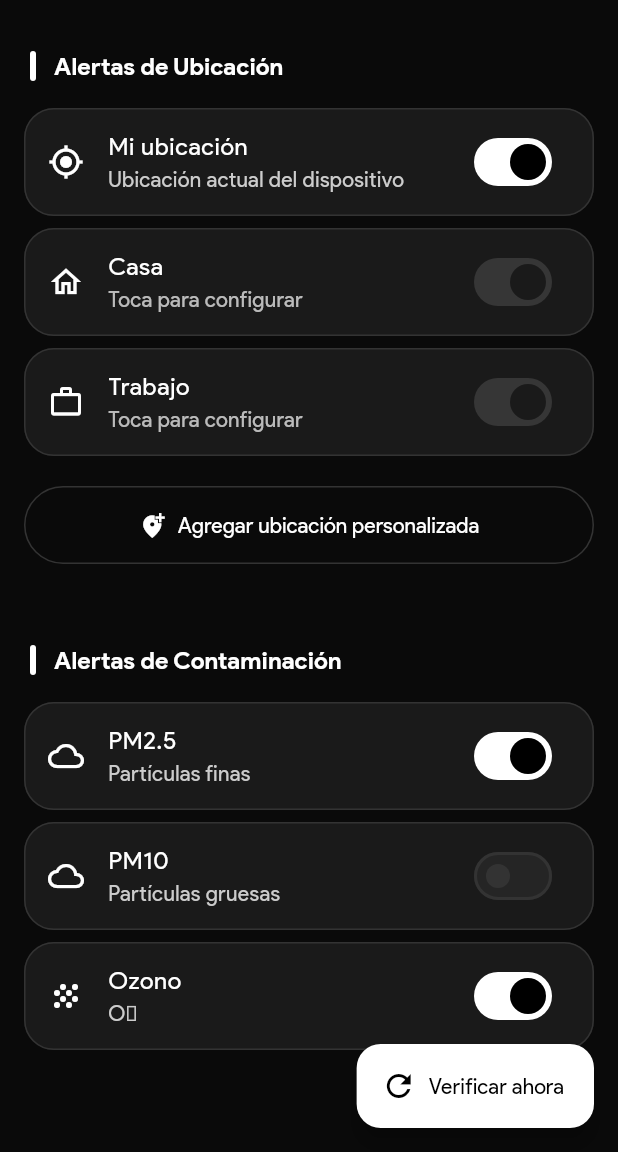
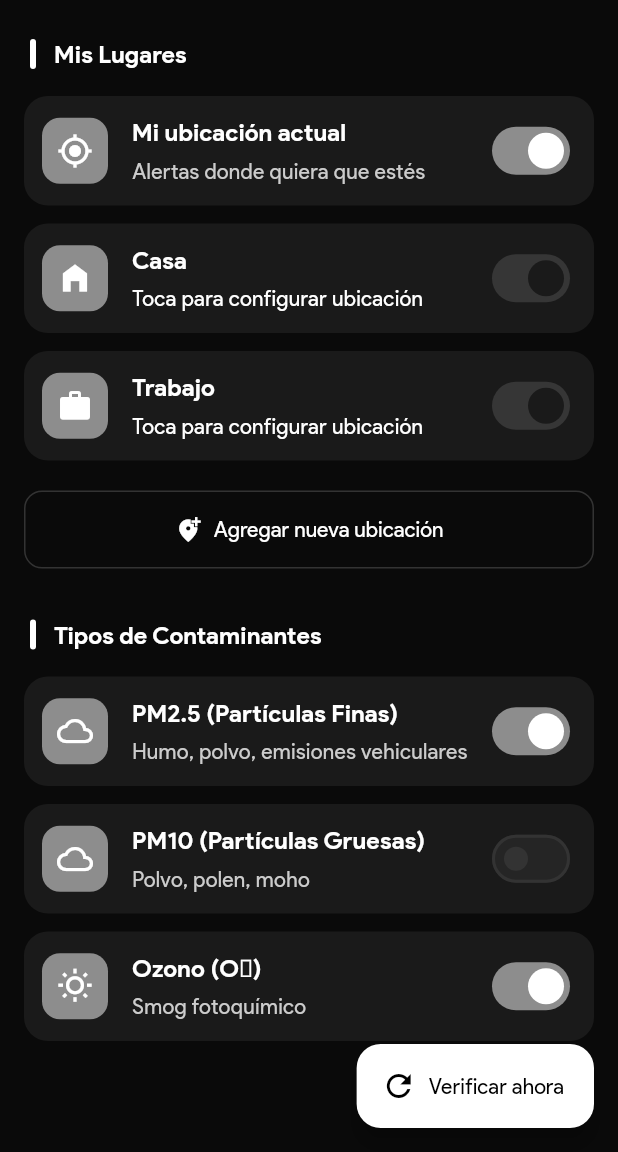
Before and after one commit to UlisesFTP/Aeris-, a Flutter app: the AlertsScreen screen opened directly, on a phone screen of 412 x 824 dp, the part 84-1236 px from its top. Run offline on Flutter 3.47's test engine with Material 3 defaults, Android fonts, the light colour scheme and no system bars; our stand-ins replace firebase_core, firebase_messaging, fl_chart, flutter_local_notifications, flutter_map, geolocator and 3 more; missing offline and left inert: flutter_map_cancellable_tile_provider; accounts and stored records are empty; network calls fail.

```diff
--- a/air_quality_flutter/lib/screens/alerts_screen.dart
+++ b/air_quality_flutter/lib/screens/alerts_screen.dart
@@ -120,92 +120,82 @@ class AlertsScreen extends StatelessWidget {
           body: ListView(
             padding: const EdgeInsets.all(16.0),
             children: [
-              _buildSectionHeader(context, 'Alertas de Ubicación'),
+              _buildSectionHeader(context, 'Mis Lugares'),
 
-              // Current Location (always enabled)
+              // Current Location
               _buildLocationTile(
                 context,
                 icon: Icons.my_location,
-                title: 'Mi ubicación',
-                subtitle: 'Ubicación actual del dispositivo',
+                title: 'Mi ubicación actual',
+                subtitle: 'Alertas donde quiera que estés',
                 enabled: appState.notificationSettings['miUbicacion'] ?? true,
                 onChanged: (value) {
                   appState.updateNotificationSetting('miUbicacion', value);
                 },
-                onTap: null, // Not configurable
+                isSystem: true,
               ),
 
               // Home Location
-              _buildAlertLocationTile(
-                context,
-                appState,
-                'home',
-              ),
+              _buildAlertLocationTile(context, appState, 'home'),
 
               // Work Location
-              _buildAlertLocationTile(
-                context,
-                appState,
-                'work',
-              ),
+              _buildAlertLocationTile(context, appState, 'work'),
 
               // Custom Locations
               ...appState.alertLocations.entries
                   .where((e) => e.key.startsWith('custom_'))
-                  .map((e) => _buildAlertLocationTile(
-                        context,
-                        appState,
-                        e.key,
-                      )),
+                  .map(
+                      (e) => _buildAlertLocationTile(context, appState, e.key)),
 
               // Add Custom Location Button
               Padding(
-                padding: const EdgeInsets.symmetric(vertical: 12),
+                padding: const EdgeInsets.only(top: 8.0, bottom: 24.0),
                 child: OutlinedButton.icon(
                   onPressed: () => _addCustomLocation(context),
                   icon: const Icon(Icons.add_location_alt),
-                  label: const Text('Agregar ubicación personalizada'),
+                  label: const Text('Agregar nueva ubicación'),
                   style: OutlinedButton.styleFrom(
                     padding: const EdgeInsets.all(16),
+                    shape: RoundedRectangleBorder(
+                      borderRadius: BorderRadius.circular(12),
+                    ),
                   ),
                 ),
               ),
 
-              const SizedBox(height: 24),
-              _buildSectionHeader(context, 'Alertas de Contaminación'),
+              _buildSectionHeader(context, 'Tipos de Contaminantes'),
 
               _buildLocationTile(
                 context,
                 icon: Icons.cloud_outlined,
-                title: 'PM2.5',
-                subtitle: 'Partículas finas',
+                title: 'PM2.5 (Partículas Finas)',
+                subtitle: 'Humo, polvo, emisiones vehiculares',
                 enabled: appState.notificationSettings['pm25'] ?? true,
-                onChanged: (value) {
-                  appState.updateNotificationSetting('pm25', value);
-                },
+                onChanged: (value) =>
+                    appState.updateNotificationSetting('pm25', value),
               ),
 
               _buildLocationTile(
                 context,
                 icon: Icons.cloud_queue,
-                title: 'PM10',
-                subtitle: 'Partículas gruesas',
+                title: 'PM10 (Partículas Gruesas)',
+                subtitle: 'Polvo, polen, moho',
                 enabled: appState.notificationSettings['pm10'] ?? false,
-                onChanged: (value) {
-                  appState.updateNotificationSetting('pm10', value);
-                },
+                onChanged: (value) =>
+                    appState.updateNotificationSetting('pm10', value),
               ),
 
               _buildLocationTile(
                 context,
-                icon: Icons.grain,
-                title: 'Ozono',
-                subtitle: 'O₃',
+                icon: Icons.wb_sunny_outlined,
+                title: 'Ozono (O₃)',
+                subtitle: 'Smog fotoquímico',
                 enabled: appState.notificationSettings['ozono'] ?? true,
-                onChanged: (value) {
-                  appState.updateNotificationSetting('ozono', value);
-                },
+                onChanged: (value) =>
+                    appState.updateNotificationSetting('ozono', value),
               ),
+
+              const SizedBox(height: 80), // Space for FAB
             ],
           ),
         );
@@ -224,17 +214,18 @@ class AlertsScreen extends StatelessWidget {
     IconData icon;
     switch (locationId) {
       case 'home':
-        icon = Icons.home_outlined;
+        icon = Icons.home_filled;
         break;
       case 'work':
-        icon = Icons.work_outline;
+        icon = Icons.work;
         break;
       default:
-        icon = Icons.location_on;
+        icon = Icons.place;
     }
 
-    final subtitle =
-        location.isConfigured ? location.displayName! : 'Toca para configurar';
+    final subtitle = location.isConfigured
+        ? location.displayName!
+        : 'Toca para configurar ubicación';
 
     return _buildLocationTile(
       context,
@@ -248,11 +239,12 @@ class AlertsScreen extends StatelessWidget {
       onTap: () => _showLocationPicker(
         context,
         locationId,
-        'Selecciona ubicación de ${location.name}',
+        'Ubicación de ${location.name}',
       ),
       onDelete: locationId.startsWith('custom_')
           ? () => appState.removeAlertLocation(locationId)
           : null,
+      isConfigured: location.isConfigured,
     );
   }
 
@@ -265,42 +257,69 @@ class AlertsScreen extends StatelessWidget {
     required void Function(bool)? onChanged,
     VoidCallback? onTap,
     VoidCallback? onDelete,
+    bool isSystem = false,
+    bool isConfigured = true,
   }) {
     final theme = Theme.of(context);
     final isConfigurable = onTap != null;
 
     return Card(
-      margin: const EdgeInsets.only(bottom: 8),
-      child: ListTile(
-        leading: Icon(icon, color: theme.colorScheme.primary),
-        title: Text(title),
-        subtitle: Text(
-          subtitle,
-          maxLines: 1,
-          overflow: TextOverflow.ellipsis,
-          style: TextStyle(
-            color: subtitle == 'Toca para configurar'
-                ? theme.colorScheme.error.withOpacity(0.7)
-                : null,
+      elevation: 0,
+      color: theme.colorScheme.surfaceContainerLow,
+      margin: const EdgeInsets.only(bottom: 12),
+      shape: RoundedRectangleBorder(borderRadius: BorderRadius.circular(16)),
+      child: InkWell(
+        onTap: isConfigurable ? onTap : null,
+        borderRadius: BorderRadius.circular(16),
+        child: Padding(
+          padding: const EdgeInsets.all(12.0),
+          child: Row(
+            children: [
+              Container(
+                padding: const EdgeInsets.all(10),
+                decoration: BoxDecoration(
+                  color: theme.colorScheme.primaryContainer.withOpacity(0.5),
+                  borderRadius: BorderRadius.circular(12),
+                ),
+                child: Icon(icon, color: theme.colorScheme.primary),
+              ),
+              const SizedBox(width: 16),
+              Expanded(
+                child: Column(
+                  crossAxisAlignment: CrossAxisAlignment.start,
+                  children: [
+                    Text(
+                      title,
+                      style: theme.textTheme.titleMedium?.copyWith(
+                        fontWeight: FontWeight.w600,
                       ),
                     ),
-        trailing: Row(
-          mainAxisSize: MainAxisSize.min,
-          children: [
+                    const SizedBox(height: 4),
+                    Text(
+                      subtitle,
+                      style: theme.textTheme.bodyMedium?.copyWith(
+                        color: !isConfigured
+                            ? theme.colorScheme.error
+                            : theme.colorScheme.onSurfaceVariant,
+                      ),
+                    ),
+                  ],
+                ),
+              ),
               if (onDelete != null)
                 IconButton(
                   icon: const Icon(Icons.delete_outline),
                   onPressed: onDelete,
-                tooltip: 'Eliminar',
+                  color: theme.colorScheme.error,
                 ),
               Switch(
                 value: enabled,
                 onChanged: onChanged,
+                activeColor: theme.colorScheme.primary,
               ),
             ],
           ),
-        onTap: isConfigurable ? onTap : null,
-        enabled: true,
+        ),
       ),
     );
   }
@@ -308,7 +327,7 @@ class AlertsScreen extends StatelessWidget {
   Widget _buildSectionHeader(BuildContext context, String title) {
     final colorScheme = Theme.of(context).colorScheme;
     return Padding(
-      padding: const EdgeInsets.symmetric(vertical: 16.0, horizontal: 4.0),
+      padding: const EdgeInsets.only(left: 4.0, bottom: 16.0, top: 8.0),
       child: Row(
         children: [
           Container(
@@ -324,7 +343,7 @@ class AlertsScreen extends StatelessWidget {
             title,
             style: Theme.of(context).textTheme.titleMedium?.copyWith(
                   color: colorScheme.onSurface,
-                  fontWeight: FontWeight.w600,
+                  fontWeight: FontWeight.bold,
                 ),
           ),
         ],
--- a/air_quality_flutter/lib/widgets/location_picker_dialog.dart
+++ b/air_quality_flutter/lib/widgets/location_picker_dialog.dart
@@ -1,5 +1,6 @@
 import 'package:flutter/material.dart';
 import 'package:flutter_map/flutter_map.dart';
+import 'package:flutter_map_cancellable_tile_provider/flutter_map_cancellable_tile_provider.dart';
 import 'package:latlong2/latlong.dart';
 import 'package:geolocator/geolocator.dart';
 import '../api/api_service.dart';
@@ -257,6 +258,7 @@ class _LocationPickerDialogState extends State<LocationPickerDialog> {
                         urlTemplate:
                             'https://tile.openstreetmap.org/{z}/{x}/{y}.png',
                         userAgentPackageName: 'com.example.air_quality_flutter',
+                        tileProvider: CancellableNetworkTileProvider(),
                       ),
                       MarkerLayer(
                         markers: [
--- a/air_quality_flutter/pubspec.yaml
+++ b/air_quality_flutter/pubspec.yaml
@@ -28,6 +28,7 @@ dependencies:
   shared_preferences: ^2.2.3 # Para recordar la pantalla de bienvenida
   provider: ^6.1.2             # Para la gestión de estado
   permission_handler: ^11.0.0 # Para abrir la configuración de la app
+  flutter_map_cancellable_tile_provider: ^3.0.2
 
 dev_dependencies:
   flutter_test:
```
Also changed, not shown: air_quality_flutter/lib/api/api_service.dart (+5 -5 lines), air_quality_flutter/lib/screens/map_screen.dart (+4 -3 lines), air_quality_flutter/lib/screens/settings_screen.dart (+73 -31 lines), air_quality_flutter/pubspec.lock, 1 other file. Lines whose indentation alone changed are shown as unchanged.
